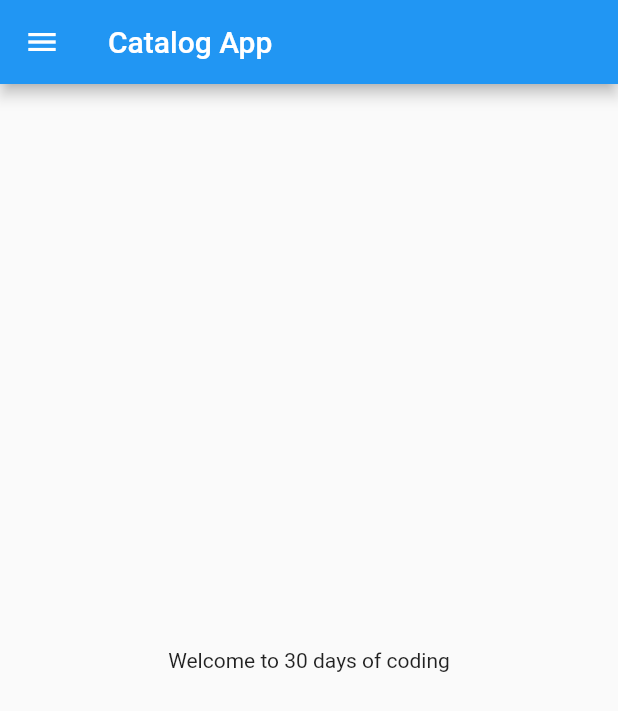
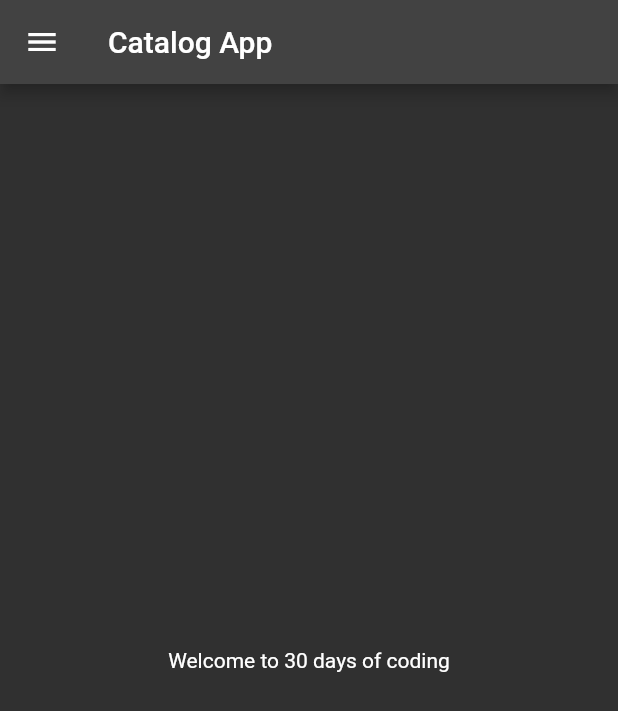
Before and after one commit to Saqline/flutter_catalog, a Flutter app: the screen it shows after launch, on a phone screen of 412 x 824 dp. Shown: the top 711 px of the screen. Run offline on Flutter 3.47's test engine with Material 2 defaults, Android fonts, the phone set to English and light mode, and no system bars.

Commit message:
dsy-3 completed

```diff
--- a/lib/main.dart
+++ b/lib/main.dart
@@ -1,5 +1,6 @@
 import 'package:flutter/material.dart';
-import 'package:flutter_catalog/home_page.dart';
+import 'package:flutter_catalog/pages/home_page.dart';
+import 'package:flutter_catalog/pages/login.dart';
 
 void main(List<String> args) {
   runApp(MyApp());
@@ -11,7 +12,17 @@ class MyApp extends StatelessWidget {
 
 
     return MaterialApp(
-      home: HomePage(),
+      // home: HomePage(),
+      themeMode: ThemeMode.light,
+      theme: ThemeData(
+        brightness: Brightness.dark
+      ),
+      initialRoute: '/home',
+      routes: {
+        '/':(context) => Login(),
+        '/home':(context) => HomePage(),
+        '/login':(context) => Login(),
+      },
 
     );
   }
```
Also changed, not shown: lib/pages/login.dart (added, +23 -0 lines), lib/pages/home_page.dart (renamed from lib/home_page.dart).
